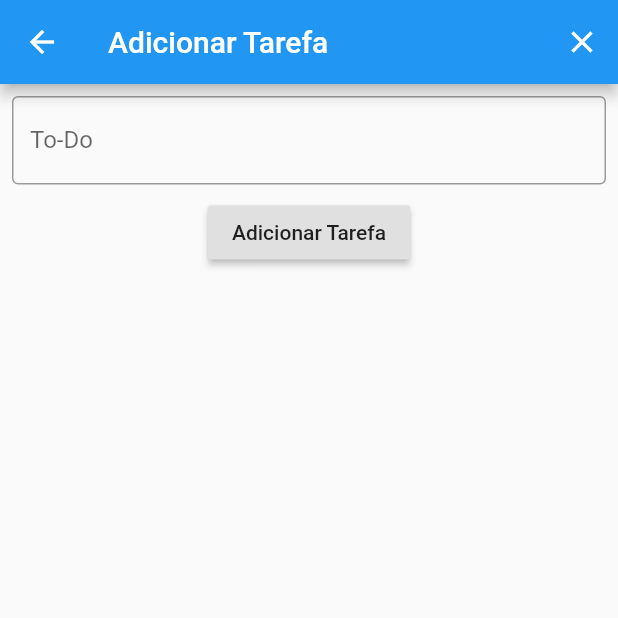
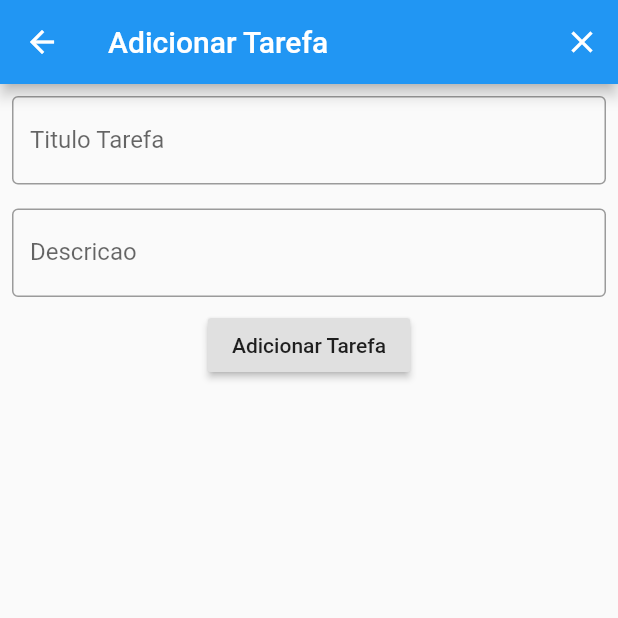
Before and after one commit to bernardo2512/flutter-app-test, a Flutter app: the TodoPage screen opened by its route, after a tap on the "add circle outline" icon, after a tap on "Adicionar Tarefa", on a phone screen of 412 x 824 dp, the top half of it. Run offline on Flutter 3.47's test engine with Material 2 defaults, Android fonts, the phone set to English and light mode, and no system bars.

Commit message:
subindo codigo

```diff
--- a/lib/addtodo.dart
+++ b/lib/addtodo.dart
@@ -4,7 +4,8 @@ import 'package:flutter/material.dart';
 import 'todo_controller.dart';
 
 class AddTodo extends StatelessWidget {
-  final TextEditingController _controller = TextEditingController();
+  final TextEditingController _controllerTitulo = TextEditingController();
+  final TextEditingController _controllerDescricao = TextEditingController();
 
   @override
   Widget build(BuildContext context) {
@@ -20,17 +21,28 @@ class AddTodo extends StatelessWidget {
                   Padding(
                     padding: const EdgeInsets.all(8.0),
                     child: TextField(
-                      controller:_controller,
+                      controller:_controllerTitulo,
                       decoration: InputDecoration(
-                        labelText: 'To-Do',
+                        labelText: 'Titulo Tarefa',
+                        border: OutlineInputBorder()
+                      ),
+                    ),
+                  ),
+                  Padding(
+                    padding: const EdgeInsets.all(8.0),
+                    child: TextField(
+                      controller:_controllerDescricao,
+                      decoration: InputDecoration(
+                        labelText: 'Descricao',
                         border: OutlineInputBorder()
                       ),
                     ),
                   ),
                   RaisedButton(
                     onPressed:(){
-                      TodoController.instance.addTarefa(_controller.text);
-                      _controller.clear();
+                      TodoController.instance.addTarefa(_controllerTitulo.text,_controllerDescricao.text);
+                      _controllerTitulo.clear();
+                      _controllerDescricao.clear();
                     },
                     child: Container(
                       child: Text('Adicionar Tarefa'),
--- a/lib/tarefa.dart
+++ b/lib/tarefa.dart
@@ -1,13 +1,18 @@
 class Tarefa{
-  final int id;
-  final String descricao;
+    final String titulo;
+    final String descricao;
 
-  Tarefa({this.id,this.descricao});
+  Tarefa({
+    this.titulo,this.descricao
+    });
 
-  factory Tarefa.fromJson(Map<String,dynamic> json){
-    return Tarefa(
-      id:json['id'],
-      descricao: json['descricao']
-    );
-  }
+    get text{
+      return this.titulo;
+    }
+
+    get textDescricao {
+      return this.descricao;
+    }
+
+
 }
--- a/lib/todo_controller.dart
+++ b/lib/todo_controller.dart
@@ -1,13 +1,15 @@
 
 import 'package:flutter/widgets.dart';
+
+import 'tarefa.dart';
 
 class TodoController extends ChangeNotifier {
 
   static TodoController instance = TodoController();
-  List<String> todoList = [];
+  List<Tarefa> todoList = [];
 
-  addTarefa(String tarefa){
-    this.todoList.add(tarefa);
+  addTarefa(String titulo, String desc){
+    this.todoList.add(Tarefa(titulo: titulo,descricao: desc));
   }
 
 
--- a/lib/widgets/pages/todo_page.dart
+++ b/lib/widgets/pages/todo_page.dart
@@ -42,26 +42,45 @@ class _TodoPageState extends State<TodoPage> {
                 itemCount: TodoController.instance.todoList.length,
                 itemBuilder: (ctx,i) => Dismissible(
                   direction: DismissDirection.endToStart,
-                  background: Container(
+                  background: Padding(
+                    padding: const EdgeInsets.all(8.0),
+                    child: Container(
                       color: Colors.red,
                       child: Container(
                         alignment: Alignment.centerRight,
                         child: Icon(Icons.delete_forever)
                         ),
                       ),
+                  ),
                     key: Key(
-                      TodoController.instance.getTarefa(i)
+                      TodoController.instance.getTarefa(i).text
                       ),
+                        child: Center(
                           child: Padding(
                             padding: const EdgeInsets.all(6.0),
                             child: Card(
-                            color: Colors.lightBlueAccent,
-                            child: Center(
-                              child: Text(
-                                TodoController.instance.getTarefa(i)
+                            color: Colors.white,
+
+                            child: Padding(
+                              padding: const EdgeInsets.all(8.0),
+                              child: Column(
+                                children: [
+                                  Text(
+                                    TodoController.instance.getTarefa(i).text,
+                                    style: TextStyle(fontWeight: FontWeight.bold, fontSize: 15),
+                                  ),
+                                  Container(
+                                    width: 400,
+                                  ),
+                                  Text(
+                                    TodoController.instance.getTarefa(i).textDescricao,
+                                    style: TextStyle(fontSize: 15),
+                                  ),
+                                ],
                               ),
                             ),
                               )
+                            ),
                         ),
                       onDismissed: (ditection){
                     setState(() {
--- a/pubspec.yaml
+++ b/pubspec.yaml
@@ -24,7 +24,8 @@ dependencies:
   http: ^0.12.2
   flutter:
     sdk: flutter
-
+  firebase_core: ^0.2.5       # This dependency was added during initial configuration.
+  firebase_analytics: ^1.0.4  # add dependency for Google Analytics for Firebase
 
   # The following adds the Cupertino Icons font to your application.
   # Use with the CupertinoIcons class for iOS style icons.
```
Also changed, not shown: lib/firebaseController.dart (added), pubspec.lock, 3 other files. Lines whose indentation alone changed are shown as unchanged.
